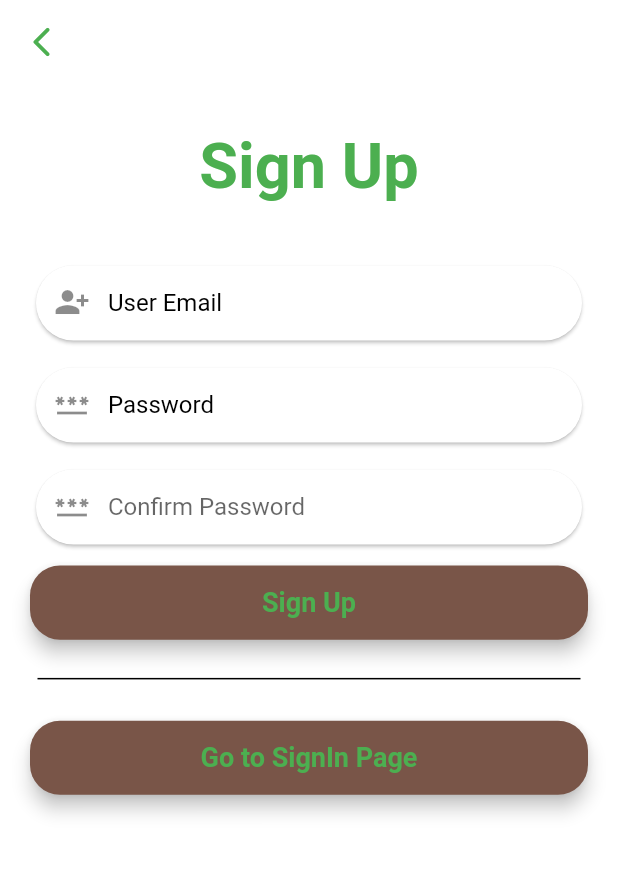
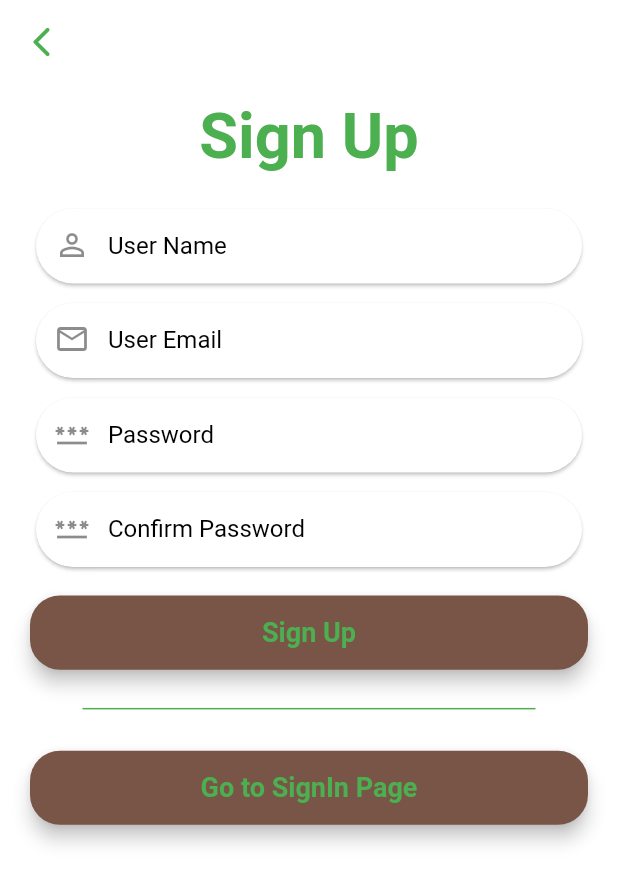
Before and after one commit to Olivi-tech/tailor_app_project, a Flutter app: the screen it shows after launch, after a tap on "Register With Email", on a phone screen of 412 x 824 dp. Shown: the top 884 px of the screen. Run offline on Flutter 3.47's test engine with Material 2 defaults, Android fonts, the phone set to English and light mode, and no system bars; our stand-ins replace awesome_dialog, cloud_firestore, firebase_auth, firebase_core, fluttertoast, font_awesome_flutter and 3 more; missing offline and left inert: flutter_facebook_auth; accounts and stored records are empty.

Commit message:
final project

```diff
--- a/lib/account_creations/login.dart
+++ b/lib/account_creations/login.dart
@@ -61,7 +61,6 @@ class _LoginState extends State<Login> {
               children: [
                 CommonWidgets.customTextFormField(
                     hintText: 'Email',
-                    hintStyle: const TextStyle(color: Colors.black),
                     // validator: (value) {
                     //   if (value == null || value.isEmpty) {
                     //     return 'Email Can\'t Be Empty';
--- a/lib/account_creations/sign_up.dart
+++ b/lib/account_creations/sign_up.dart
@@ -3,19 +3,45 @@ import 'package:fluttertoast/fluttertoast.dart';
 import 'package:tailor_app/account_creations/login_provider.dart';
 import 'package:tailor_app/utils/widgets.dart';
 
-class SignUp extends StatelessWidget {
+class SignUp extends StatefulWidget {
   SignUp({Key? key}) : super(key: key);
-  final String _title = 'Sign Up';
+  static late final String userName;
   static TextStyle textStyle = const TextStyle(
     fontWeight: FontWeight.bold,
     color: Colors.green,
   );
 
-  final TextEditingController _userEmailController = TextEditingController();
-  final TextEditingController _userPWDController = TextEditingController();
-  final TextEditingController _userPWDConfirmController =
-      TextEditingController();
+  @override
+  State<SignUp> createState() => _SignUpState();
+}
+
+class _SignUpState extends State<SignUp> {
+  final String _title = 'Sign Up';
+  late final TextEditingController _userNameController;
+  late final TextEditingController _userEmailController;
+  late final TextEditingController _userPWDController;
+  late final TextEditingController _userPWDConfirmController;
   final _formKey = GlobalKey<FormState>();
+
+  @override
+  void initState() {
+    // TODO: implement initState
+    super.initState();
+    _userNameController = TextEditingController();
+    _userEmailController = TextEditingController();
+    _userPWDController = TextEditingController();
+    _userPWDConfirmController = TextEditingController();
+  }
+
+  @override
+  void dispose() {
+    // TODO: implement dispose
+    super.dispose();
+    _userNameController.dispose();
+    _userEmailController.dispose();
+    _userPWDController.dispose();
+    _userPWDConfirmController.dispose();
+  }
 
   @override
   Widget build(BuildContext context) {
@@ -47,11 +73,11 @@ class SignUp extends StatelessWidget {
             children: [
               Center(
                 child: Padding(
-                  padding: const EdgeInsets.only(top: 30.0),
+                  padding: const EdgeInsets.only(top: 10.0),
                   child: Text(
                     _title,
                     textScaleFactor: 3,
-                    style: textStyle,
+                    style: SignUp.textStyle,
                   ),
                 ),
               ),
@@ -61,55 +87,62 @@ class SignUp extends StatelessWidget {
                   mainAxisAlignment: MainAxisAlignment.spaceEvenly,
                   children: [
                     Padding(
-                        padding: const EdgeInsets.only(top: 38.0),
+                      padding: const EdgeInsets.only(top: 20.0),
+                      child: CommonWidgets.customTextFormField(
+                          hintText: 'User Name',
+                          controller: _userNameController,
+                          prefixIcon: const Icon(Icons.person_outline)),
+                    ),
+                    Padding(
+                        padding: const EdgeInsets.only(top: 5.0),
                         child: CommonWidgets.customTextFormField(
                           hintText: 'User Email',
-                          hintStyle: const TextStyle(color: Colors.black),
-                          prefixIcon: const Icon(Icons.person_add_alt_1),
+                          prefixIcon: const Icon(Icons.email_outlined),
                           controller: _userEmailController,
                           textInputType: TextInputType.emailAddress,
-                          validator: (value) {
-                            if (value == null || value.isEmpty) {
-                              return 'Email Can\'t Be Empty';
-                            }
-                            return null;
-                          },
+                          // validator: (value) {
+                          //   if (value == null || value.isEmpty) {
+                          //     return 'Email Can\'t Be Empty';
+                          //   }
+                          //   return null;
+                          // },
                         )),
                     Padding(
-                        padding: const EdgeInsets.only(top: 10.0),
+                        padding: const EdgeInsets.only(top: 5.0),
                         child: CommonWidgets.customTextFormField(
                           hintText: 'Password',
-                          hintStyle: const TextStyle(color: Colors.black),
                           obscureText: true,
                           controller: _userPWDController,
                           prefixIcon: const Icon(Icons.password),
-                          validator: (value) {
-                            if (value == null || value.isEmpty) {
-                              return 'Password Can\'t Be Empty';
-                            }
-                            return null;
-                          },
+                          // validator: (value) {
+                          //   if (value == null || value.isEmpty) {
+                          //     return 'Password Can\'t Be Empty';
+                          //   }
+                          //   return null;
+                          // },
                         )),
                     Padding(
-                        padding: const EdgeInsets.only(top: 10.0),
+                        padding: const EdgeInsets.only(top: 5.0),
                         child: CommonWidgets.customTextFormField(
                             hintText: 'Confirm Password',
-                            validator: (value) {
-                              if (value == null || value.isEmpty) {
-                                return 'Confirm Password Can\'t Be Empty';
-                              } else if (value != _userPWDController.text) {
-                                return 'Password doesn\'t match';
-                              }
-                              return null;
-                            },
+                            // validator: (value) {
+                            //   if (value == null || value.isEmpty) {
+                            //     return 'Confirm Password Can\'t Be Empty';
+                            //   } else if (value != _userPWDController.text) {
+                            //     return 'Password doesn\'t match';
+                            //   }
+                            //   return null;
+                            // },
                             obscureText: true,
                             prefixIcon: const Icon(Icons.password),
                             controller: _userPWDConfirmController)),
                     Padding(
-                      padding: const EdgeInsets.only(top: 10.0),
+                      padding: const EdgeInsets.only(top: 15.0),
                       child: CommonWidgets.customBtn(
                         onPressed: () async {
-                          if (_userEmailController.text.isEmpty ||
+                          if (_userNameController.text.isEmpty) {
+                            Fluttertoast.showToast(msg: 'Empty Name');
+                          } else if (_userEmailController.text.isEmpty ||
                               !_userEmailController.text.contains('@') ||
                               !_userEmailController.text.contains('.')) {
                             Fluttertoast.showToast(
@@ -131,6 +164,7 @@ class SignUp extends StatelessWidget {
                               password: _userPWDController.text,
                               email: _userEmailController.text,
                             );
+                            SignUp.userName = _userNameController.text;
                             LoginProvider.customSnackBar(
                                 status: status, context: context);
                             if (status == 'Account Created Successfully') {
@@ -150,9 +184,9 @@ class SignUp extends StatelessWidget {
                 mainAxisAlignment: MainAxisAlignment.spaceBetween,
                 children: [
                   const Padding(
-                    padding: EdgeInsets.only(top: 18.0),
+                    padding: EdgeInsets.only(top: 18.0, left: 30, right: 30),
                     child: Divider(
-                      color: Colors.black,
+                      color: Colors.green,
                       thickness: 1.0,
                       indent: 5,
                       endIndent: 5,
--- a/lib/screens/dashboard.dart
+++ b/lib/screens/dashboard.dart
@@ -3,6 +3,7 @@ import 'package:cloud_firestore/cloud_firestore.dart';
 import 'package:firebase_auth/firebase_auth.dart';
 import 'package:flutter/material.dart';
 import 'package:tailor_app/account_creations/login_provider.dart';
+import 'package:tailor_app/account_creations/sign_up.dart';
 import 'package:tailor_app/screens/customer_detail_page.dart';
 import 'package:tailor_app/screens/customer_details/customer_personal_details.dart';
 import 'package:tailor_app/screens/model_add_customer.dart';
@@ -540,6 +541,8 @@ class _DashBoardState extends State<DashBoard> {
   }
 
   Widget myCustomDrawer() {
+    String? accountName = user!.displayName ?? SignUp.userName;
+    String? accountMail = user!.email ?? user!.phoneNumber;
     return Drawer(
         semanticLabel: 'Details',
         backgroundColor: Colors.deepPurpleAccent,
@@ -548,8 +551,8 @@ class _DashBoardState extends State<DashBoard> {
           children: [
             UserAccountsDrawerHeader(
                 currentAccountPictureSize: const Size(90, 90),
-                accountName: Text('${user!.displayName}'),
-                accountEmail: Text('${user!.email}'),
+                accountName: Text(accountName.toString()),
+                accountEmail: Text(accountMail.toString()),
                 decoration: const BoxDecoration(
                   gradient: LinearGradient(colors: [
                     Colors.deepOrangeAccent,
--- a/lib/utils/widgets.dart
+++ b/lib/utils/widgets.dart
@@ -50,7 +50,7 @@ class CommonWidgets {
         const BoxConstraints(maxHeight: 50, minHeight: 50),
     int? maxLength,
     TextInputType? textInputType,
-    TextStyle? hintStyle,
+    TextStyle? hintStyle = const TextStyle(color: Colors.black),
     bool obscureText = false,
     void Function()? onTap,
   }) {
```
Also changed, not shown: lib/screens/phone_verification.dart (+11 -14 lines).
